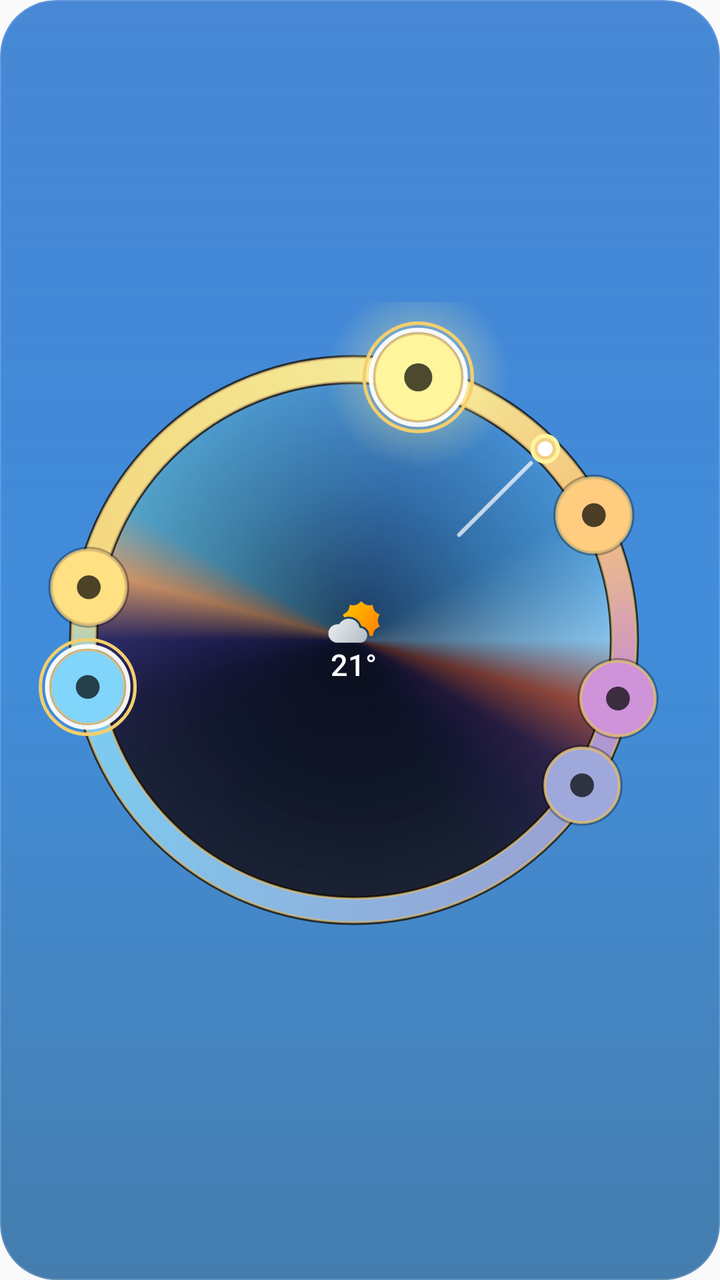
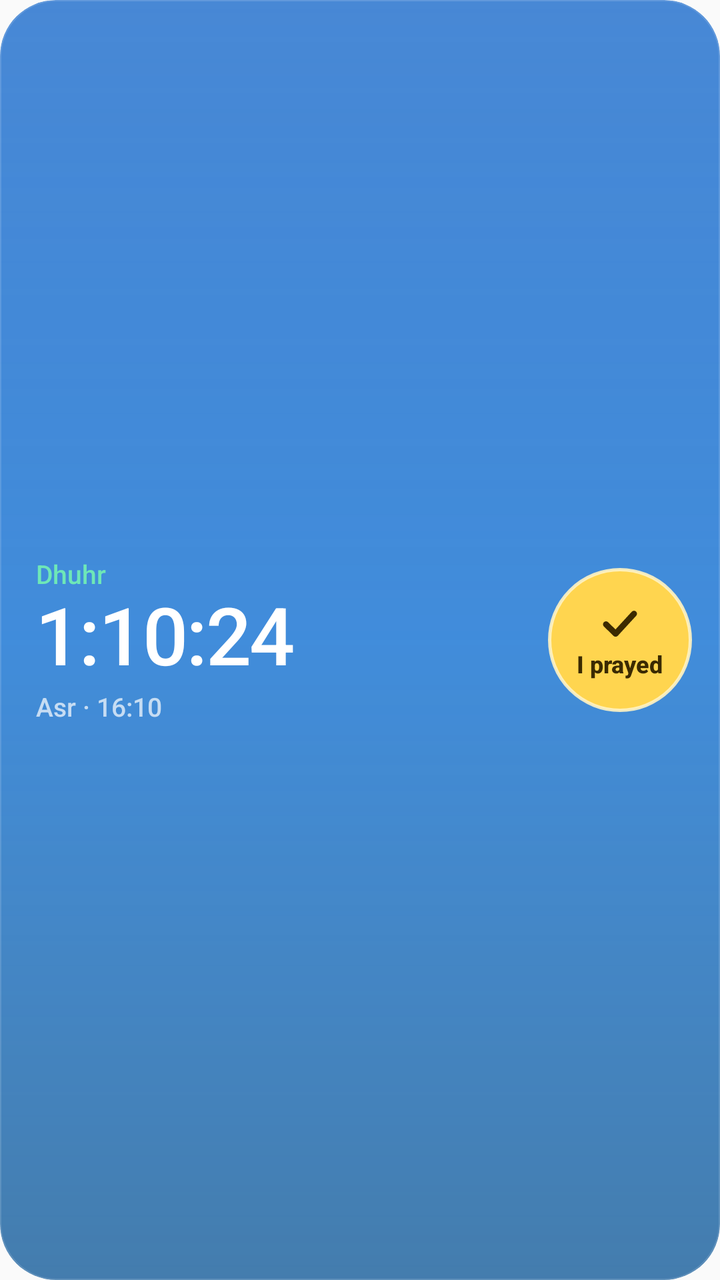

Before-and-after screenshots of an Android layout around one commit, followed by the original layout XML and the change that was made.
<!-- AndroidManifest.xml: application theme Theme.Waktiva -->
<!-- res/layout/widget_day_ring_preview.xml -->
<?xml version="1.0" encoding="utf-8"?>
<FrameLayout xmlns:android="http://schemas.android.com/apk/res/android"
    android:id="@android:id/background"
    android:layout_width="match_parent"
    android:layout_height="match_parent"
    android:background="@drawable/widget_preview_bg"
    android:clipToOutline="true">

    <ImageView
        android:layout_width="match_parent"
        android:layout_height="match_parent"
        android:scaleType="fitXY"
        android:src="@drawable/widget_sheen" />

    <LinearLayout
        android:layout_width="match_parent"
        android:layout_height="match_parent"
        android:gravity="center_vertical"
        android:orientation="horizontal"
        android:paddingStart="8dp"
        android:paddingTop="8dp"
        android:paddingEnd="14dp"
        android:paddingBottom="8dp">

        <FrameLayout
            android:layout_width="wrap_content"
            android:layout_height="match_parent">

            <ImageView
                android:layout_width="wrap_content"
                android:layout_height="match_parent"
                android:adjustViewBounds="true"
                android:scaleType="fitCenter"
                android:src="@drawable/widget_ring_preview" />

            <LinearLayout
                android:layout_width="wrap_content"
                android:layout_height="wrap_content"
                android:layout_gravity="center"
                android:gravity="center_horizontal"
                android:orientation="vertical">

                <ImageView
                    android:layout_width="26dp"
                    android:layout_height="26dp"
                    android:src="@drawable/partly_cloudy_day" />

                <TextView
                    android:layout_width="wrap_content"
                    android:layout_height="wrap_content"
                    android:fontFamily="sans-serif-medium"
                    android:includeFontPadding="false"
                    android:text="21°"
                    android:textColor="#FFFFFFFF"
                    android:textSize="15sp" />
            </LinearLayout>
        </FrameLayout>

        <LinearLayout
            android:layout_width="0dp"
            android:layout_height="wrap_content"
            android:layout_marginStart="6dp"
            android:layout_weight="1"
            android:orientation="vertical">

            <LinearLayout
                android:layout_width="match_parent"
                android:layout_height="wrap_content"
                android:gravity="center_vertical"
                android:orientation="horizontal">

                <ImageView
                    android:layout_width="15dp"
                    android:layout_height="15dp"
                    android:layout_marginEnd="6dp"
                    android:src="@drawable/clear_day"
                    android:tint="#FFFFCC80" />

                <TextView
                    android:layout_width="wrap_content"
                    android:layout_height="wrap_content"
                    android:fontFamily="sans-serif-medium"
                    android:letterSpacing="0.06"
                    android:maxLines="1"
                    android:text="@string/prayer_asr"
                    android:textAllCaps="true"
                    android:textColor="#FFFFFFFF"
                    android:textSize="12sp"
                    android:textStyle="bold" />

                <TextView
                    android:layout_width="wrap_content"
                    android:layout_height="wrap_content"
                    android:layout_marginStart="6dp"
                    android:fontFamily="sans-serif-medium"
                    android:text="16:10"
                    android:textColor="#B3FFFFFF"
                    android:textSize="12sp" />
            </LinearLayout>

            <TextView
                android:layout_width="wrap_content"
                android:layout_height="wrap_content"
                android:fontFamily="sans-serif-medium"
                android:fontFeatureSettings="tnum"
                android:includeFontPadding="false"
                android:text="1:10:24"
                android:textColor="#FFFFFFFF"
                android:textSize="32sp" />

            <TextView
                android:layout_width="match_parent"
                android:layout_height="wrap_content"
                android:layout_marginTop="2dp"
                android:fontFamily="sans-serif-medium"
                android:maxLines="1"
                android:text="@string/weather_partly_cloudy"
                android:textColor="#B3FFFFFF"
                android:textSize="11sp" />

            <LinearLayout
                android:layout_width="match_parent"
                android:layout_height="wrap_content"
                android:layout_marginTop="8dp"
                android:orientation="horizontal">

                <FrameLayout
                    android:layout_width="0dp"
                    android:layout_height="wrap_content"
                    android:layout_weight="1">

                    <ImageView
                        android:layout_width="28dp"
                        android:layout_height="28dp"
                        android:layout_gravity="center"
                        android:background="@drawable/widget_token_prayed"
                        android:padding="6dp"
                        android:src="@drawable/ic_widget_check"
                        android:tint="#FF3B2A00" />
                </FrameLayout>

                <FrameLayout
                    android:layout_width="0dp"
                    android:layout_height="wrap_content"
                    android:layout_weight="1">

                    <ImageView
                        android:layout_width="28dp"
                        android:layout_height="28dp"
                        android:layout_gravity="center"
                        android:background="@drawable/widget_token_prayed"
                        android:padding="6dp"
                        android:src="@drawable/ic_widget_check"
                        android:tint="#FF3B2A00" />
                </FrameLayout>

                <FrameLayout
                    android:layout_width="0dp"
                    android:layout_height="wrap_content"
                    android:layout_weight="1">

                    <ImageView
                        android:layout_width="28dp"
                        android:layout_height="28dp"
                        android:layout_gravity="center"
                        android:background="@drawable/widget_token_upcoming"
                        android:padding="6dp"
                        android:src="@drawable/clear_day"
                        android:tint="#80FFFFFF" />
                </FrameLayout>

                <FrameLayout
                    android:layout_width="0dp"
                    android:layout_height="wrap_content"
                    android:layout_weight="1">

                    <ImageView
                        android:layout_width="28dp"
                        android:layout_height="28dp"
                        android:layout_gravity="center"
                        android:background="@drawable/widget_token_upcoming"
                        android:padding="6dp"
                        android:src="@drawable/sunset"
                        android:tint="#80FFFFFF" />
                </FrameLayout>

                <FrameLayout
                    android:layout_width="0dp"
                    android:layout_height="wrap_content"
                    android:layout_weight="1">

                    <ImageView
                        android:layout_width="28dp"
                        android:layout_height="28dp"
                        android:layout_gravity="center"
                        android:background="@drawable/widget_token_upcoming"
                        android:padding="6dp"
                        android:src="@drawable/clear_night"
                        android:tint="#80FFFFFF" />
                </FrameLayout>
            </LinearLayout>
        </LinearLayout>
    </LinearLayout>

</FrameLayout>
<!-- resources referenced by this layout -->
<resources>
  <!-- drawable clear_day (drawable) -->
  <vector xmlns:aapt="http://schemas.android.com/aapt" xmlns:android="http://schemas.android.com/apk/res/android" android:autoMirrored="true" android:height="257dp" android:viewportHeight="257" android:viewportWidth="257" android:width="257dp">
        
      <path android:pathData="M161.93,24.56C146.55,19.54 128.41,0.2 128.41,0.2C128.41,0.2 110.27,19.54 94.89,24.56C79.39,29.61 53.15,24.56 53.15,24.56C53.15,24.56 49.84,51.07 40.25,64.26C30.7,77.38 6.63,88.68 6.63,88.68C6.63,88.68 19.47,111.97 19.47,128.2C19.47,144.43 6.63,167.72 6.63,167.72C6.63,167.72 30.7,179.02 40.25,192.15C49.84,205.33 53.15,231.84 53.15,231.84C53.15,231.84 79.39,226.79 94.89,231.84C110.27,236.86 128.41,256.2 128.41,256.2C128.41,256.2 146.55,236.86 161.93,231.84C177.43,226.79 203.68,231.84 203.68,231.84C203.68,231.84 206.99,205.33 216.58,192.15C226.12,179.02 250.19,167.72 250.19,167.72C250.19,167.72 237.35,144.43 237.35,128.2C237.35,111.97 250.19,88.68 250.19,88.68C250.19,88.68 226.12,77.38 216.58,64.26C206.99,51.07 203.68,24.56 203.68,24.56C203.68,24.56 177.43,29.61 161.93,24.56Z">
              
          <aapt:attr name="android:fillColor">
                    
              <gradient android:endX="256.4" android:endY="256.2" android:startX="0.4" android:startY="0.2" android:type="linear">
                          
                  <item android:color="#FFFFC400" android:offset="0"/>
                          
                  <item android:color="#FFFF6F00" android:offset="1"/>
                        
              </gradient>
                  
          </aapt:attr>
            
      </path>
      
  </vector>
  <!-- drawable clear_night: vector/xml drawable (drawable, 2369 chars, omitted) -->
  <!-- drawable ic_widget_check (drawable) -->
  <?xml version="1.0" encoding="utf-8"?>
  <vector xmlns:android="http://schemas.android.com/apk/res/android"
      android:width="24dp"
      android:height="24dp"
      android:viewportWidth="24"
      android:viewportHeight="24">
      <path
          android:pathData="M5,12.5L9.8,17.2L19,7.2"
          android:strokeWidth="3"
          android:strokeColor="#FFFFFFFF"
          android:strokeLineCap="round"
          android:strokeLineJoin="round" />
  </vector>
  <!-- drawable partly_cloudy_day: vector/xml drawable (drawable, 3030 chars, omitted) -->
  <!-- drawable sunset: vector/xml drawable (drawable, 2616 chars, omitted) -->
  <!-- drawable widget_preview_bg (drawable) -->
  <?xml version="1.0" encoding="utf-8"?>
  <shape xmlns:android="http://schemas.android.com/apk/res/android"
      android:shape="rectangle">
      <gradient
          android:angle="270"
          android:startColor="#FF2773CE"
          android:endColor="#FF5AA6E8"
          android:type="linear" />
      <corners android:radius="@dimen/widget_corner_radius" />
  </shape>
  <!-- drawable widget_ring_preview: vector/xml drawable (drawable, 10075 chars, omitted) -->
  <!-- drawable widget_token_prayed (drawable) -->
  <?xml version="1.0" encoding="utf-8"?>
  <shape xmlns:android="http://schemas.android.com/apk/res/android"
      android:shape="oval">
      <solid android:color="#FFFFD54F" />
      <stroke android:width="1.5dp" android:color="#E6FFF3C4" />
  </shape>
  <!-- drawable widget_token_upcoming (drawable) -->
  <?xml version="1.0" encoding="utf-8"?>
  <shape xmlns:android="http://schemas.android.com/apk/res/android"
      android:shape="oval">
      <solid android:color="#1AFFFFFF" />
      <stroke android:width="0.5dp" android:color="#33FFFFFF" />
  </shape>
  <string name="prayer_asr">Asr</string>
  <string name="weather_partly_cloudy">Partly Cloudy</string>
  <style name="Theme.Waktiva" parent="Theme.AppCompat.DayNight.NoActionBar" />
  <dimen name="widget_corner_radius">22dp</dimen>
  <!-- unchanged entries left out for length: 1 -->
</resources>

<!-- the commit's change to res/layout/widget_day_ring_preview.xml (unified diff, before → after) -->
@@ -17,189 +17,94 @@
         android:layout_height="match_parent"
         android:gravity="center_vertical"
         android:orientation="horizontal"
-        android:paddingStart="8dp"
-        android:paddingTop="8dp"
+        android:paddingStart="18dp"
+        android:paddingTop="10dp"
         android:paddingEnd="14dp"
-        android:paddingBottom="8dp">
+        android:paddingBottom="10dp">
 
-        <FrameLayout
-            android:layout_width="wrap_content"
-            android:layout_height="match_parent">
+        <include
+            layout="@layout/widget_moment_preview"
+            android:layout_width="0dp"
+            android:layout_height="wrap_content"
+            android:layout_weight="1" />
+
+        <LinearLayout
+            android:layout_width="72dp"
+            android:layout_height="72dp"
+            android:layout_marginStart="10dp"
+            android:background="@drawable/widget_mark_button"
+            android:gravity="center"
+            android:orientation="vertical">
 
             <ImageView
-                android:layout_width="wrap_content"
-                android:layout_height="match_parent"
-                android:adjustViewBounds="true"
-                android:scaleType="fitCenter"
-                android:src="@drawable/widget_ring_preview" />
-
-            <LinearLayout
-                android:layout_width="wrap_content"
-                android:layout_height="wrap_content"
-                android:layout_gravity="center"
-                android:gravity="center_horizontal"
-                android:orientation="vertical">
-
-                <ImageView
-                    android:layout_width="26dp"
-                    android:layout_height="26dp"
-                    android:src="@drawable/partly_cloudy_day" />
-
-                <TextView
-                    android:layout_width="wrap_content"
-                    android:layout_height="wrap_content"
-                    android:fontFamily="sans-serif-medium"
-                    android:includeFontPadding="false"
-                    android:text="21°"
-                    android:textColor="#FFFFFFFF"
-                    android:textSize="15sp" />
-            </LinearLayout>
-        </FrameLayout>
-
-        <LinearLayout
-            android:layout_width="0dp"
-            android:layout_height="wrap_content"
-            android:layout_marginStart="6dp"
-            android:layout_weight="1"
-            android:orientation="vertical">
-
-            <LinearLayout
-                android:layout_width="match_parent"
-                android:layout_height="wrap_content"
-                android:gravity="center_vertical"
-                android:orientation="horizontal">
-
-                <ImageView
-                    android:layout_width="15dp"
-                    android:layout_height="15dp"
-                    android:layout_marginEnd="6dp"
-                    android:src="@drawable/clear_day"
-                    android:tint="#FFFFCC80" />
-
-                <TextView
-                    android:layout_width="wrap_content"
-                    android:layout_height="wrap_content"
-                    android:fontFamily="sans-serif-medium"
-                    android:letterSpacing="0.06"
-                    android:maxLines="1"
-                    android:text="@string/prayer_asr"
-                    android:textAllCaps="true"
-                    android:textColor="#FFFFFFFF"
-                    android:textSize="12sp"
-                    android:textStyle="bold" />
-
-                <TextView
-                    android:layout_width="wrap_content"
-                    android:layout_height="wrap_content"
-                    android:layout_marginStart="6dp"
-                    android:fontFamily="sans-serif-medium"
-                    android:text="16:10"
-                    android:textColor="#B3FFFFFF"
-                    android:textSize="12sp" />
-            </LinearLayout>
+                android:layout_width="24dp"
+                android:layout_height="24dp"
+                android:src="@drawable/ic_widget_check"
+                android:tint="#FF3B2A00" />
 
             <TextView
                 android:layout_width="wrap_content"
                 android:layout_height="wrap_content"
                 android:fontFamily="sans-serif-medium"
-                android:fontFeatureSettings="tnum"
-                android:includeFontPadding="false"
-                android:text="1:10:24"
-                android:textColor="#FFFFFFFF"
-                android:textSize="32sp" />
-
-            <TextView
-                android:layout_width="match_parent"
-                android:layout_height="wrap_content"
-                android:layout_marginTop="2dp"
-                android:fontFamily="sans-serif-medium"
                 android:maxLines="1"
-                android:text="@string/weather_partly_cloudy"
-                android:textColor="#B3FFFFFF"
-                android:textSize="11sp" />
-
-            <LinearLayout
-                android:layout_width="match_parent"
-                android:layout_height="wrap_content"
-                android:layout_marginTop="8dp"
-                android:orientation="horizontal">
-
-                <FrameLayout
-                    android:layout_width="0dp"
-                    android:layout_height="wrap_content"
-                    android:layout_weight="1">
-
-                    <ImageView
-                        android:layout_width="28dp"
-                        android:layout_height="28dp"
-                        android:layout_gravity="center"
-                        android:background="@drawable/widget_token_prayed"
-                        android:padding="6dp"
-                        android:src="@drawable/ic_widget_check"
-                        android:tint="#FF3B2A00" />
-                </FrameLayout>
-
-                <FrameLayout
-                    android:layout_width="0dp"
-                    android:layout_height="wrap_content"
-                    android:layout_weight="1">
-
-                    <ImageView
-                        android:layout_width="28dp"
-                        android:layout_height="28dp"
-                        android:layout_gravity="center"
-                        android:background="@drawable/widget_token_prayed"
-                        android:padding="6dp"
-                        android:src="@drawable/ic_widget_check"
-                        android:tint="#FF3B2A00" />
-                </FrameLayout>
-
-                <FrameLayout
-                    android:layout_width="0dp"
-                    android:layout_height="wrap_content"
-                    android:layout_weight="1">
-
-                    <ImageView
-                        android:layout_width="28dp"
-                        android:layout_height="28dp"
-                        android:layout_gravity="center"
-                        android:background="@drawable/widget_token_upcoming"
-                        android:padding="6dp"
-                        android:src="@drawable/clear_day"
-                        android:tint="#80FFFFFF" />
-                </FrameLayout>
-
-                <FrameLayout
-                    android:layout_width="0dp"
-                    android:layout_height="wrap_content"
-                    android:layout_weight="1">
-
-                    <ImageView
-                        android:layout_width="28dp"
-                        android:layout_height="28dp"
-                        android:layout_gravity="center"
-                        android:background="@drawable/widget_token_upcoming"
-                        android:padding="6dp"
-                        android:src="@drawable/sunset"
-                        android:tint="#80FFFFFF" />
-                </FrameLayout>
-
-                <FrameLayout
-                    android:layout_width="0dp"
-                    android:layout_height="wrap_content"
-                    android:layout_weight="1">
-
-                    <ImageView
-                        android:layout_width="28dp"
-                        android:layout_height="28dp"
-                        android:layout_gravity="center"
-                        android:background="@drawable/widget_token_upcoming"
-                        android:padding="6dp"
-                        android:src="@drawable/clear_night"
-                        android:tint="#80FFFFFF" />
-                </FrameLayout>
-            </LinearLayout>
+                android:text="@string/prayer_log_mark"
+                android:textColor="#FF3B2A00"
+                android:textSize="12sp"
+                android:textStyle="bold" />
         </LinearLayout>
     </LinearLayout>
 
 </FrameLayout>
+<!-- res/layout/widget_moment_preview.xml (included above) -->
+<?xml version="1.0" encoding="utf-8"?>
+<LinearLayout xmlns:android="http://schemas.android.com/apk/res/android"
+    android:layout_width="match_parent"
+    android:layout_height="wrap_content"
+    android:orientation="vertical">
+
+    <TextView
+        android:layout_width="wrap_content"
+        android:layout_height="wrap_content"
+        android:fontFamily="sans-serif-medium"
+        android:maxLines="1"
+        android:text="@string/prayer_dhuhr"
+        android:textColor="#FF6EE7B7"
+        android:textSize="13sp" />
+
+    <TextView
+        android:layout_width="wrap_content"
+        android:layout_height="wrap_content"
+        android:fontFamily="sans-serif-medium"
+        android:fontFeatureSettings="tnum"
+        android:includeFontPadding="false"
+        android:letterSpacing="-0.02"
+        android:maxLines="1"
+        android:text="1:10:24"
+        android:textColor="#FFFFFFFF"
+        android:textSize="40sp" />
+
+    <LinearLayout
+        android:layout_width="wrap_content"
+        android:layout_height="wrap_content"
+        android:layout_marginTop="2dp"
+        android:orientation="horizontal">
+
+        <TextView
+            android:layout_width="wrap_content"
+            android:layout_height="wrap_content"
+            android:fontFamily="sans-serif-medium"
+            android:maxLines="1"
+            android:text="@string/prayer_asr"
+            android:textColor="#B3FFFFFF"
+            android:textSize="13sp" />
+
+        <TextView
+            android:layout_width="wrap_content"
+            android:layout_height="wrap_content"
+            android:fontFamily="sans-serif-medium"
+            android:maxLines="1"
+            android:text=" · 16:10"
+            android:textColor="#B3FFFFFF"
+            android:textSize="13sp" />
+    </LinearLayout>
+</LinearLayout>
<!-- resource entries referenced after the edit -->
@@ -1,26 +1,5 @@
 <!-- resources referenced by this layout -->
 <resources>
-  <!-- drawable clear_day (drawable) -->
-  <vector xmlns:aapt="http://schemas.android.com/aapt" xmlns:android="http://schemas.android.com/apk/res/android" android:autoMirrored="true" android:height="257dp" android:viewportHeight="257" android:viewportWidth="257" android:width="257dp">
-        
-      <path android:pathData="M161.93,24.56C146.55,19.54 128.41,0.2 128.41,0.2C128.41,0.2 110.27,19.54 94.89,24.56C79.39,29.61 53.15,24.56 53.15,24.56C53.15,24.56 49.84,51.07 40.25,64.26C30.7,77.38 6.63,88.68 6.63,88.68C6.63,88.68 19.47,111.97 19.47,128.2C19.47,144.43 6.63,167.72 6.63,167.72C6.63,167.72 30.7,179.02 40.25,192.15C49.84,205.33 53.15,231.84 53.15,231.84C53.15,231.84 79.39,226.79 94.89,231.84C110.27,236.86 128.41,256.2 128.41,256.2C128.41,256.2 146.55,236.86 161.93,231.84C177.43,226.79 203.68,231.84 203.68,231.84C203.68,231.84 206.99,205.33 216.58,192.15C226.12,179.02 250.19,167.72 250.19,167.72C250.19,167.72 237.35,144.43 237.35,128.2C237.35,111.97 250.19,88.68 250.19,88.68C250.19,88.68 226.12,77.38 216.58,64.26C206.99,51.07 203.68,24.56 203.68,24.56C203.68,24.56 177.43,29.61 161.93,24.56Z">
-              
-          <aapt:attr name="android:fillColor">
-                    
-              <gradient android:endX="256.4" android:endY="256.2" android:startX="0.4" android:startY="0.2" android:type="linear">
-                          
-                  <item android:color="#FFFFC400" android:offset="0"/>
-                          
-                  <item android:color="#FFFF6F00" android:offset="1"/>
-                        
-              </gradient>
-                  
-          </aapt:attr>
-            
-      </path>
-      
-  </vector>
-  <!-- drawable clear_night: vector/xml drawable (drawable, 2369 chars, omitted) -->
   <!-- drawable ic_widget_check (drawable) -->
   <?xml version="1.0" encoding="utf-8"?>
   <vector xmlns:android="http://schemas.android.com/apk/res/android"
@@ -35,8 +14,13 @@
           android:strokeLineCap="round"
           android:strokeLineJoin="round" />
   </vector>
-  <!-- drawable partly_cloudy_day: vector/xml drawable (drawable, 3030 chars, omitted) -->
-  <!-- drawable sunset: vector/xml drawable (drawable, 2616 chars, omitted) -->
+  <!-- drawable widget_mark_button (drawable) -->
+  <?xml version="1.0" encoding="utf-8"?>
+  <shape xmlns:android="http://schemas.android.com/apk/res/android"
+      android:shape="oval">
+      <solid android:color="#FFFFD54F" />
+      <stroke android:width="1.5dp" android:color="#E6FFF3C4" />
+  </shape>
   <!-- drawable widget_preview_bg (drawable) -->
   <?xml version="1.0" encoding="utf-8"?>
   <shape xmlns:android="http://schemas.android.com/apk/res/android"
@@ -48,23 +32,9 @@
           android:type="linear" />
       <corners android:radius="@dimen/widget_corner_radius" />
   </shape>
-  <!-- drawable widget_ring_preview: vector/xml drawable (drawable, 10075 chars, omitted) -->
-  <!-- drawable widget_token_prayed (drawable) -->
-  <?xml version="1.0" encoding="utf-8"?>
-  <shape xmlns:android="http://schemas.android.com/apk/res/android"
-      android:shape="oval">
-      <solid android:color="#FFFFD54F" />
-      <stroke android:width="1.5dp" android:color="#E6FFF3C4" />
-  </shape>
-  <!-- drawable widget_token_upcoming (drawable) -->
-  <?xml version="1.0" encoding="utf-8"?>
-  <shape xmlns:android="http://schemas.android.com/apk/res/android"
-      android:shape="oval">
-      <solid android:color="#1AFFFFFF" />
-      <stroke android:width="0.5dp" android:color="#33FFFFFF" />
-  </shape>
   <string name="prayer_asr">Asr</string>
-  <string name="weather_partly_cloudy">Partly Cloudy</string>
+  <string name="prayer_dhuhr">Dhuhr</string>
+  <string name="prayer_log_mark">I prayed</string>
   <style name="Theme.Waktiva" parent="Theme.AppCompat.DayNight.NoActionBar" />
   <dimen name="widget_corner_radius">22dp</dimen>
   <!-- unchanged entries left out for length: 1 -->
